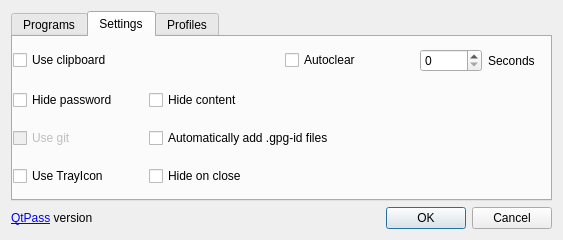
Before: the Qt Designer form dialog.ui in IJHack/QtPass, drawn with Qt 5.
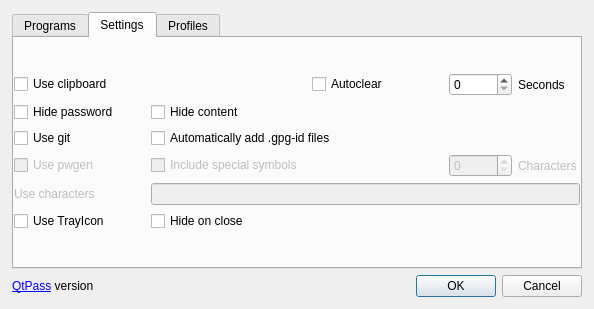
After: the same form once the commit is applied. The open tabs and pages were chosen to show the change.

Commit message: interface tweaks and base of pwgen stuff

```diff
--- a/dialog.ui
+++ b/dialog.ui
@@ -6,18 +6,30 @@
    <rect>
     <x>0</x>
     <y>0</y>
-    <width>563</width>
-    <height>240</height>
+    <width>594</width>
+    <height>309</height>
    </rect>
   </property>
   <property name="windowTitle">
    <string>Configuration</string>
   </property>
   <layout class="QVBoxLayout" name="verticalLayout_2">
+   <property name="leftMargin">
+    <number>12</number>
+   </property>
+   <property name="topMargin">
+    <number>12</number>
+   </property>
+   <property name="rightMargin">
+    <number>12</number>
+   </property>
+   <property name="bottomMargin">
+    <number>12</number>
+   </property>
    <item>
     <widget class="QTabWidget" name="tabWidget">
      <property name="currentIndex">
-      <number>1</number>
+      <number>0</number>
      </property>
      <widget class="QWidget" name="tab_3">
       <attribute name="title">
@@ -75,20 +87,6 @@
              <string>Native</string>
             </property>
             <layout class="QGridLayout" name="gridLayout">
-             <item row="0" column="0">
-              <widget class="QLabel" name="labelGpgPath">
-               <property name="text">
-                <string>gpg</string>
-               </property>
-              </widget>
-             </item>
-             <item row="1" column="2">
-              <widget class="QToolButton" name="toolButtonGit">
-               <property name="text">
-                <string>...</string>
-               </property>
-              </widget>
-             </item>
              <item row="1" column="0">
               <widget class="QLabel" name="labelGitPath">
                <property name="text">
@@ -96,19 +94,50 @@
                </property>
               </widget>
              </item>
-             <item row="1" column="1">
-              <widget class="QLineEdit" name="gitPath"/>
-             </item>
-             <item row="0" column="2">
-              <widget class="QToolButton" name="toolButtonGpg">
-               <property name="text">
-                <string>...</string>
-               </property>
-              </widget>
-             </item>
              <item row="0" column="1">
               <widget class="QLineEdit" name="gpgPath"/>
              </item>
+             <item row="0" column="2">
+              <widget class="QToolButton" name="toolButtonGpg">
+               <property name="text">
+                <string>...</string>
+               </property>
+              </widget>
+             </item>
+             <item row="1" column="2">
+              <widget class="QToolButton" name="toolButtonGit">
+               <property name="text">
+                <string>...</string>
+               </property>
+              </widget>
+             </item>
+             <item row="0" column="0">
+              <widget class="QLabel" name="labelGpgPath">
+               <property name="text">
+                <string>gpg</string>
+               </property>
+              </widget>
+             </item>
+             <item row="1" column="1">
+              <widget class="QLineEdit" name="gitPath"/>
+             </item>
+             <item row="2" column="1">
+              <widget class="QLineEdit" name="pwgenPath"/>
+             </item>
+             <item row="2" column="0">
+              <widget class="QLabel" name="labelPwgenPath">
+               <property name="text">
+                <string>pwgen</string>
+               </property>
+              </widget>
+             </item>
+             <item row="2" column="2">
+              <widget class="QToolButton" name="toolButtonPwgen">
+               <property name="text">
+                <string>...</string>
+               </property>
+              </widget>
+             </item>
             </layout>
            </widget>
           </item>
@@ -117,22 +146,32 @@
             <property name="title">
              <string>Pass</string>
             </property>
-            <layout class="QGridLayout" name="gridLayout_2">
-             <item row="0" column="2">
-              <widget class="QToolButton" name="toolButtonPass">
-               <property name="text">
-                <string>...</string>
+            <layout class="QVBoxLayout" name="verticalLayout_4">
+             <item>
+              <layout class="QHBoxLayout" name="horizontalLayout_4">
+               <property name="sizeConstraint">
+                <enum>QLayout::SetMinimumSize</enum>
                </property>
-              </widget>
-             </item>
-             <item row="0" column="0">
+               <item>
               <widget class="QLabel" name="labelPassPath">
                <property name="text">
                 <string>pass</string>
                </property>
               </widget>
              </item>
-             <item row="1" column="0" colspan="3">
+               <item>
+                <widget class="QLineEdit" name="passPath"/>
+               </item>
+               <item>
+                <widget class="QToolButton" name="toolButtonPass">
+                 <property name="text">
+                  <string>...</string>
+                 </property>
+                </widget>
+               </item>
+              </layout>
+             </item>
+             <item>
               <widget class="QLabel" name="zx2c4">
                <property name="text">
                 <string>&lt;html&gt;&lt;head/&gt;&lt;body&gt;&lt;p&gt;&lt;a href=&quot;http://www.passwordstore.org/&quot;&gt;&lt;span style=&quot; text-decoration: underline; color:#0000ff;&quot;&gt;www.passwordstore.org&lt;/span&gt;&lt;/a&gt;&lt;/p&gt;&lt;/body&gt;&lt;/html&gt;</string>
@@ -142,9 +181,6 @@
                </property>
               </widget>
              </item>
-             <item row="0" column="1">
-              <widget class="QLineEdit" name="passPath"/>
-             </item>
             </layout>
            </widget>
           </item>
@@ -157,7 +193,7 @@
       <attribute name="title">
        <string>Settings</string>
       </attribute>
-      <layout class="QGridLayout" name="gridLayout_3">
+      <layout class="QVBoxLayout" name="verticalLayout_5">
        <property name="leftMargin">
         <number>0</number>
        </property>
@@ -170,20 +206,53 @@
        <property name="bottomMargin">
         <number>0</number>
        </property>
-       <item row="0" column="0" colspan="2">
+       <item>
+        <layout class="QGridLayout" name="gridLayout_2">
+         <item row="3" column="3">
+          <layout class="QHBoxLayout" name="horizontalLayout_6">
+           <item>
+            <widget class="QSpinBox" name="spinBoxPasswordLength">
+             <property name="enabled">
+              <bool>false</bool>
+             </property>
+            </widget>
+           </item>
+           <item>
+            <widget class="QLabel" name="labelLength">
+             <property name="enabled">
+              <bool>false</bool>
+             </property>
+             <property name="text">
+              <string>Characters</string>
+             </property>
+            </widget>
+           </item>
+          </layout>
+         </item>
+         <item row="2" column="1" colspan="2">
+          <widget class="QCheckBox" name="checkBoxAddGPGId">
+           <property name="text">
+            <string>Automatically add .gpg-id files</string>
+           </property>
+          </widget>
+         </item>
+         <item row="3" column="0">
+          <widget class="QCheckBox" name="checkBoxUsPwgen">
+           <property name="enabled">
+            <bool>false</bool>
+           </property>
+           <property name="text">
+            <string>Use pwgen</string>
+           </property>
+          </widget>
+         </item>
+         <item row="0" column="0">
         <widget class="QCheckBox" name="checkBoxClipboard">
          <property name="text">
           <string>Use clipboard</string>
          </property>
         </widget>
        </item>
-       <item row="0" column="2">
-        <widget class="QCheckBox" name="checkBoxAutoclear">
-         <property name="text">
-          <string>Autoclear</string>
-         </property>
-        </widget>
-       </item>
        <item row="0" column="3">
         <layout class="QHBoxLayout" name="horizontalLayout">
          <item>
@@ -205,44 +274,73 @@
          </property>
         </widget>
        </item>
-       <item row="1" column="1">
-        <widget class="QCheckBox" name="checkBoxHideContent">
-         <property name="text">
-          <string>Hide content</string>
-         </property>
-        </widget>
-       </item>
-       <item row="2" column="0">
-        <widget class="QCheckBox" name="checkBoxUseGit">
-         <property name="enabled">
-          <bool>false</bool>
-         </property>
-         <property name="text">
-          <string>Use git</string>
-         </property>
-        </widget>
-       </item>
-       <item row="2" column="1" colspan="3">
-        <widget class="QCheckBox" name="checkBoxAddGPGId">
-         <property name="text">
-          <string>Automatically add .gpg-id files</string>
-         </property>
-        </widget>
-       </item>
-       <item row="3" column="0">
+         <item row="5" column="0">
         <widget class="QCheckBox" name="checkBoxUseTrayIcon">
          <property name="text">
           <string>Use TrayIcon</string>
          </property>
         </widget>
        </item>
-       <item row="3" column="1">
+         <item row="5" column="1">
         <widget class="QCheckBox" name="checkBoxHideOnClose">
          <property name="text">
           <string>Hide on close</string>
          </property>
         </widget>
        </item>
+         <item row="2" column="0">
+          <widget class="QCheckBox" name="checkBoxUseGit">
+           <property name="enabled">
+            <bool>true</bool>
+           </property>
+           <property name="text">
+            <string>Use git</string>
+           </property>
+          </widget>
+         </item>
+         <item row="1" column="1">
+          <widget class="QCheckBox" name="checkBoxHideContent">
+           <property name="text">
+            <string>Hide content</string>
+           </property>
+          </widget>
+         </item>
+         <item row="3" column="1">
+          <widget class="QCheckBox" name="checkBoxUseSymbols">
+           <property name="enabled">
+            <bool>false</bool>
+           </property>
+           <property name="text">
+            <string>Include special symbols </string>
+           </property>
+          </widget>
+         </item>
+         <item row="0" column="2">
+          <widget class="QCheckBox" name="checkBoxAutoclear">
+           <property name="text">
+            <string>Autoclear</string>
+           </property>
+          </widget>
+         </item>
+         <item row="4" column="1" colspan="3">
+          <widget class="QLineEdit" name="lineEditPasswordChars">
+           <property name="enabled">
+            <bool>false</bool>
+           </property>
+          </widget>
+         </item>
+         <item row="4" column="0">
+          <widget class="QLabel" name="labelPasswordChars">
+           <property name="enabled">
+            <bool>false</bool>
+           </property>
+           <property name="text">
+            <string>Use characters</string>
+           </property>
+          </widget>
+         </item>
+        </layout>
+       </item>
       </layout>
      </widget>
      <widget class="QWidget" name="tab_5">
```
Left out of the diff: 2 changed lines with no effect on the pictures. Lines whose indentation alone changed are shown as unchanged. The commit also changes 9 other files.
